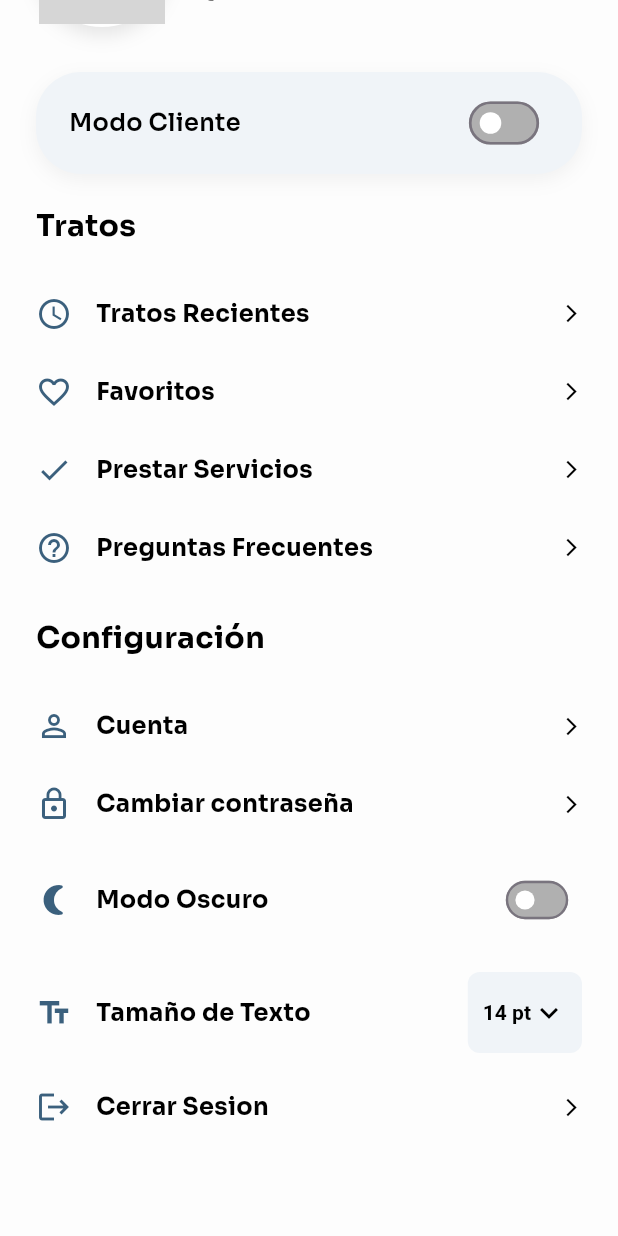
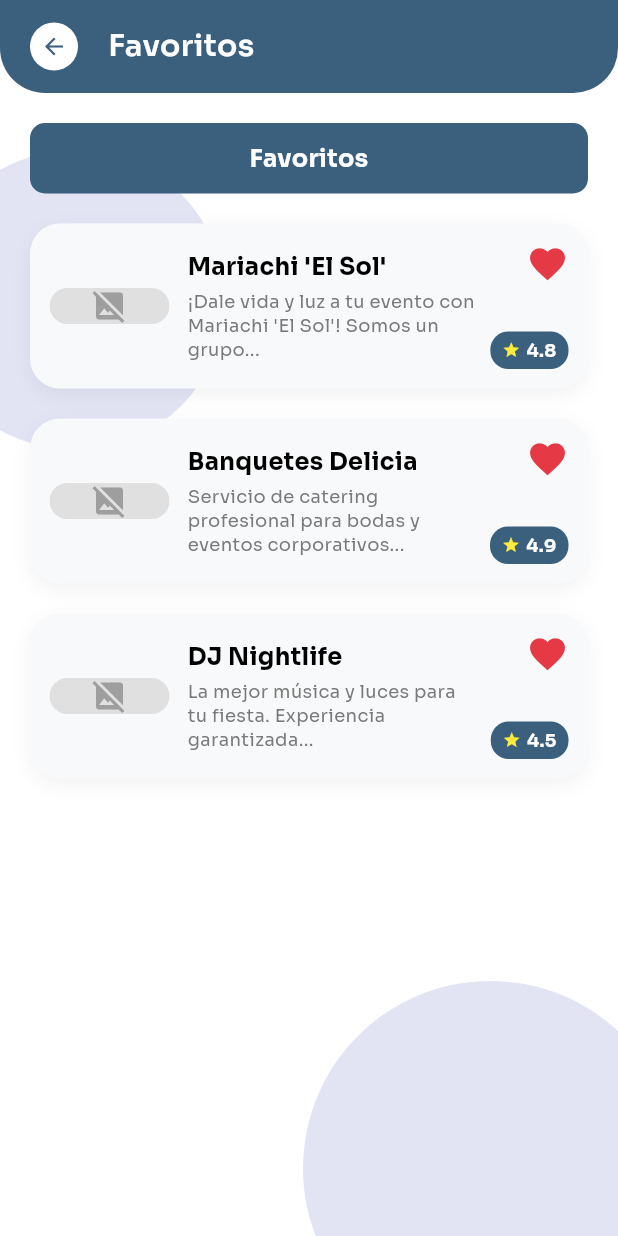
Before and after one commit to daviderazo04/Trato-Hecho-App, a Flutter app: the UsuarioView screen opened directly, scrolled down 100 dp, after a tap on "Favoritos", on a phone screen of 412 x 824 dp. Run offline on Flutter 3.47's test engine with Material 3 defaults, Android fonts, the phone set to English and light mode, and no system bars; our stand-ins replace shared_preferences; accounts and stored records are empty; network calls fail; grey boxes are pictures that could not be loaded.

Commit message:
Pantalla de Favoritos

```diff
--- /dev/null
+++ b/lib/screens/usuarioView/favorites_screen.dart
@@ -0,0 +1,306 @@
+import 'package:flutter/material.dart';
+import 'package:provider/provider.dart';
+import '../../config/theme_provider.dart';
+import '../../config/appColors.dart';
+
+class FavoritesScreen extends StatelessWidget {
+  const FavoritesScreen({Key? key}) : super(key: key);
+
+  @override
+  Widget build(BuildContext context) {
+    final themeProvider = Provider.of<ThemeProvider>(context);
+    final bool isDarkMode = themeProvider.isDarkMode;
+
+    // Background colors
+    final Color backgroundColor =
+        isDarkMode ? AppColors.backgroundDark : Colors.white;
+    final Color decorationColor = isDarkMode
+        ? Colors.white.withOpacity(0.05)
+        : const Color(0xFFC5CAE9).withOpacity(0.5);
+
+    return Scaffold(
+      backgroundColor: backgroundColor,
+      body: Stack(
+        children: [
+          // --- 1. BACKGROUND DECORATIONS ---
+          Positioned(
+            top: 100,
+            left: -50,
+            child: Container(
+              width: 200,
+              height: 200,
+              decoration: BoxDecoration(
+                shape: BoxShape.circle,
+                color: decorationColor,
+              ),
+            ),
+          ),
+          Positioned(
+            bottom: -80,
+            right: -40,
+            child: Container(
+              width: 250,
+              height: 250,
+              decoration: BoxDecoration(
+                shape: BoxShape.circle,
+                color: decorationColor,
+              ),
+            ),
+          ),
+
+          // --- 2. MAIN CONTENT ---
+          Column(
+            children: [
+              // --- Custom Header ---
+              _buildCustomHeader(context),
+
+              // --- Content Body ---
+              Expanded(
+                child: Padding(
+                  padding: const EdgeInsets.symmetric(horizontal: 20.0),
+                  child: Column(
+                    children: [
+                      const SizedBox(height: 20),
+
+                      // "Favoritos" Label Box
+                      Container(
+                        width: double.infinity,
+                        padding: const EdgeInsets.symmetric(vertical: 12),
+                        decoration: BoxDecoration(
+                          color: AppColors.primary,
+                          borderRadius: BorderRadius.circular(10),
+                          border: isDarkMode
+                              ? Border.all(color: Colors.white, width: 1)
+                              : null,
+                        ),
+                        child: const Text(
+                          "Favoritos",
+                          textAlign: TextAlign.center,
+                          style: TextStyle(
+                            color: Colors.white,
+                            fontSize: 16,
+                            fontWeight: FontWeight.bold,
+                          ),
+                        ),
+                      ),
+
+                      const SizedBox(height: 20),
+
+                      // List of Favorites
+                      Expanded(
+                        child: ListView(
+                          padding: EdgeInsets.zero,
+                          children: [
+                            _buildFavoriteCard(
+                              isDarkMode,
+                              title: "Mariachi 'El Sol'",
+                              description:
+                                  "¡Dale vida y luz a tu evento con Mariachi 'El Sol'! Somos un grupo...",
+                              rating: "4.8",
+                              imageUrl:
+                                  'https://encrypted-tbn0.gstatic.com/images?q=tbn:ANd9GcROP0F8frSy8dG_OEnlu6tcyS6LYBsXYC5h1g&s',
+                            ),
+                            _buildFavoriteCard(
+                              isDarkMode,
+                              title: "Banquetes Delicia",
+                              description:
+                                  "Servicio de catering profesional para bodas y eventos corporativos...",
+                              rating: "4.9",
+                              imageUrl:
+                                  'https://media.minutouno.com/p/4a0e318ddc071d2050e87fbc4adaec7f/adjuntos/150/imagenes/027/232/0027232808/610x0/smart/enano.png',
+                            ),
+                            _buildFavoriteCard(
+                              isDarkMode,
+                              title: "DJ Nightlife",
+                              description:
+                                  "La mejor música y luces para tu fiesta. Experiencia garantizada...",
+                              rating: "4.5",
+                              imageUrl:
+                                  'https://ichef.bbci.co.uk/ace/ws/640/amz/worldservice/live/assets/images/2015/04/11/150411184332_reino4.jpg.webp',
+                            ),
+                          ],
+                        ),
+                      ),
+                    ],
+                  ),
+                ),
+              ),
+            ],
+          ),
+        ],
+      ),
+    );
+  }
+
+  // --- WIDGETS ---
+
+  Widget _buildCustomHeader(BuildContext context) {
+    return Container(
+      width: double.infinity,
+      padding: const EdgeInsets.only(top: 15, bottom: 15, left: 20, right: 20),
+      decoration: const BoxDecoration(
+        color: AppColors.primary,
+        borderRadius: BorderRadius.only(
+          bottomLeft: Radius.circular(30),
+          bottomRight: Radius.circular(30),
+        ),
+      ),
+      child: SafeArea(
+        bottom: false,
+        child: Row(
+          children: [
+            Container(
+              width: 32,
+              height: 32,
+              decoration: const BoxDecoration(
+                color: Colors.white,
+                shape: BoxShape.circle,
+              ),
+              child: IconButton(
+                padding: EdgeInsets.zero,
+                icon: const Icon(Icons.arrow_back,
+                    color: AppColors.primary, size: 18),
+                onPressed: () => Navigator.pop(context),
+              ),
+            ),
+            const SizedBox(width: 20),
+            const Text(
+              'Favoritos',
+              style: TextStyle(
+                color: Colors.white,
+                fontSize: 20,
+                fontWeight: FontWeight.w600,
+              ),
+            ),
+          ],
+        ),
+      ),
+    );
+  }
+
+  Widget _buildFavoriteCard(
+    bool isDarkMode, {
+    required String title,
+    required String description,
+    required String rating,
+    required String imageUrl,
+  }) {
+    return Container(
+      margin: const EdgeInsets.only(bottom: 20),
+      padding: const EdgeInsets.all(12), // Reduced padding slightly
+      height: 110, // Fixed height for consistency
+      decoration: BoxDecoration(
+        color: isDarkMode ? AppColors.darkButtons : const Color(0xFFF8F9FA),
+        borderRadius: BorderRadius.circular(20),
+        // REQUIREMENT: White border in dark mode
+        border: Border.all(
+          color: isDarkMode ? Colors.white : Colors.transparent,
+          width: 1,
+        ),
+        boxShadow: [
+          BoxShadow(
+            color: Colors.black.withOpacity(0.05),
+            blurRadius: 10,
+            offset: const Offset(0, 4),
+          ),
+        ],
+      ),
+      child: Row(
+        crossAxisAlignment: CrossAxisAlignment.center,
+        children: [
+          // 1. Image (Optional - added for visual appeal based on typical favorite lists)
+          // If you don't want images, remove this ClipRRect block.
+          ClipRRect(
+            borderRadius: BorderRadius.circular(15),
+            child: Image.network(
+              imageUrl,
+              width: 80,
+              height: double.infinity,
+              fit: BoxFit.cover,
+              errorBuilder: (ctx, err, stack) => Container(
+                width: 80,
+                color: Colors.grey[300],
+                child:
+                    const Icon(Icons.image_not_supported, color: Colors.grey),
+              ),
+            ),
+          ),
+
+          const SizedBox(width: 12),
+
+          // 2. Middle Text Section
+          Expanded(
+            child: Column(
+              crossAxisAlignment: CrossAxisAlignment.start,
+              mainAxisAlignment: MainAxisAlignment.center,
+              children: [
+                Text(
+                  title,
+                  style: TextStyle(
+                    color: isDarkMode ? Colors.white : AppColors.textPrimary,
+                    fontSize: 16,
+                    fontWeight: FontWeight.bold,
+                  ),
+                  maxLines: 1,
+                  overflow: TextOverflow.ellipsis,
+                ),
+                const SizedBox(height: 4),
+                Text(
+                  description,
+                  style: TextStyle(
+                    color:
+                        isDarkMode ? Colors.grey[300] : AppColors.textSecondary,
+                    fontSize: 12,
+                    height: 1.3,
+                  ),
+                  maxLines: 3,
+                  overflow: TextOverflow.ellipsis,
+                ),
+              ],
+            ),
+          ),
+
+          const SizedBox(width: 8),
+
+          // 3. Right Action Section (Heart + Rating)
+          Column(
+            mainAxisAlignment: MainAxisAlignment.spaceBetween,
+            crossAxisAlignment: CrossAxisAlignment.end,
+            children: [
+              // Heart Icon
+              const Icon(
+                Icons.favorite,
+                color: AppColors.error, // Red heart
+                size: 28,
+              ),
+
+              // Rating Badge
+              Container(
+                padding: const EdgeInsets.symmetric(horizontal: 8, vertical: 4),
+                decoration: BoxDecoration(
+                  color: AppColors.primary,
+                  borderRadius: BorderRadius.circular(12),
+                ),
+                child: Row(
+                  mainAxisSize: MainAxisSize.min,
+                  children: [
+                    const Icon(Icons.star, color: Colors.yellow, size: 12),
+                    const SizedBox(width: 4),
+                    Text(
+                      rating,
+                      style: const TextStyle(
+                        color: Colors.white,
+                        fontSize: 12,
+                        fontWeight: FontWeight.bold,
+                      ),
+                    ),
+                  ],
+                ),
+              ),
+            ],
+          ),
+        ],
+      ),
+    );
+  }
+}
--- a/lib/screens/usuarioView/usuarioView.dart
+++ b/lib/screens/usuarioView/usuarioView.dart
@@ -6,6 +6,7 @@ import '../../config/appColors.dart';
 import 'edit_profile_screen.dart';
 import '../../screens/welcomeView/welcome_screen.dart';
 import '../usuarioView/recent_deals_screen.dart';
+import '../usuarioView/favorites_screen.dart';
 
 // --- SERVICE DUMMIES (Keep your imports) ---
 class NewServiceScreen extends StatelessWidget {
@@ -236,7 +237,13 @@ class _UsuarioViewState extends State<UsuarioView> {
                 _buildMenuItem(
                   icon: Icons.favorite_border,
                   text: 'Favoritos',
-                  onTap: () {},
+                  onTap: () {
+                    Navigator.push(
+                      context,
+                      MaterialPageRoute(
+                          builder: (context) => const FavoritesScreen()),
+                    );
+                  },
                   isDarkMode: isDarkMode,
                 ),
 
```
